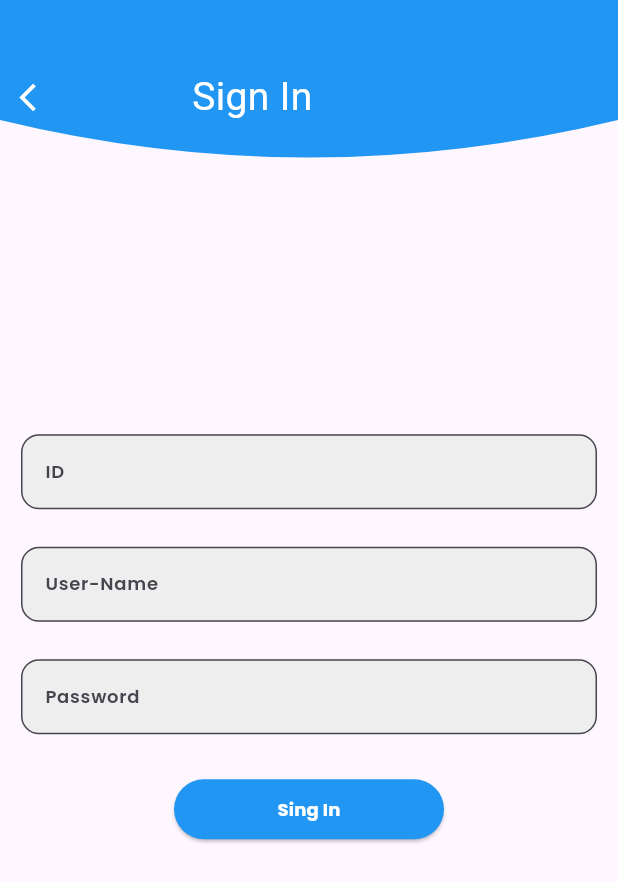
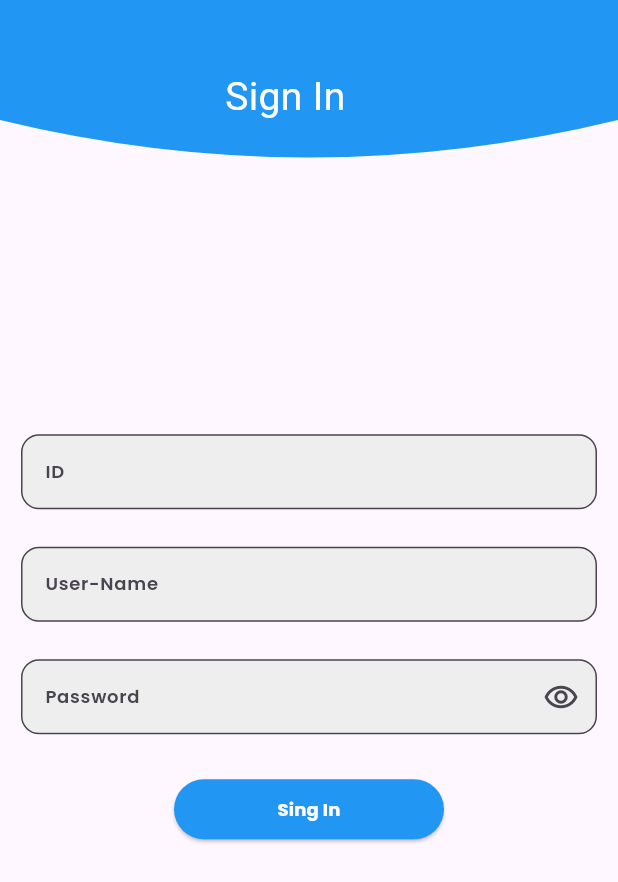
Before and after one commit to TushalKaklottar/fire_base, a Flutter app: the screen it shows after launch, after a tap on "Log In", after a tap on "Create new user", on a phone screen of 412 x 824 dp. Shown: the top 882 px of the screen. Run offline on Flutter 3.47's test engine with Material 2 defaults, Android fonts, the phone set to English and light mode, and no system bars; our stand-ins replace cloud_firestore, firebase_core, get, get_storage, google_fonts, shared_preferences; accounts and stored records are empty; Roboto replaces fonts that are missing (Andika).

Commit message:
KT || 12/1/2024

```diff
--- a/lib/main.dart
+++ b/lib/main.dart
@@ -1,5 +1,7 @@
 import 'package:fire_base/export_app.dart';
 import 'package:fire_base/view/screen/chat_page.dart';
+
+import 'controller/profile_controller.dart';
 
 Future<void> main() async {
   WidgetsFlutterBinding.ensureInitialized();
@@ -11,12 +13,14 @@ Future<void> main() async {
 }
 
 class MyApp extends StatelessWidget {
-   MyApp({super.key});
+   const MyApp({super.key});
 
-  LoginFirstTimeCheck loginFirstTimeCheck = Get.put(LoginFirstTimeCheck());
+
 
   @override
   Widget build(BuildContext context) {
+    LoginFirstTimeCheck loginFirstTimeCheck = Get.put(LoginFirstTimeCheck());
+    ProfileController profileController = Get.put(ProfileController());
     return GetMaterialApp(
       debugShowCheckedModeBanner: false,
       theme: ThemeData(
--- a/lib/view/screen/login_page.dart
+++ b/lib/view/screen/login_page.dart
@@ -92,10 +92,13 @@ class LoginPage extends StatelessWidget {
 
                       const SizedBox(height: 18),
 
-                      TextFormField(
+                      Obx(
+                         () {
+                          return TextFormField(
                             textInputAction: TextInputAction.done,
                             keyboardType: TextInputType.visiblePassword,
                             initialValue: password,
+                            obscureText: profileController.showPassword.value,
 
                             validator: (value) {
                               if(value!.isEmpty) {
@@ -109,6 +112,13 @@ class LoginPage extends StatelessWidget {
                               border: OutlineInputBorder(
                                 borderRadius: BorderRadius.circular(12),
                               ),
+                              suffixIcon: IconButton(
+                                  onPressed: () {
+                                    profileController.changeShow();
+                                  },
+                                  icon: const Icon(Icons.remove_red_eye_outlined)
+                              ),
+                              label: const Text("Password"),
                               fillColor: AppColor.grey200,
                               filled: true,
                               hintText: "Password",
@@ -117,6 +127,7 @@ class LoginPage extends StatelessWidget {
                                   fontSize: 12
                               ),
                             ),
+
                             onSaved: (newValue) {
                               password = newValue!;
                             },
@@ -125,6 +136,8 @@ class LoginPage extends StatelessWidget {
                                 color: AppColor.black,
                                 fontWeight: FontWeight.w600
                             ),
+                          );
+                        }
                       ),
                       const SizedBox(height: 30),
 
--- a/lib/view/screen/sign_in_page.dart
+++ b/lib/view/screen/sign_in_page.dart
@@ -1,4 +1,5 @@
 import 'package:fire_base/export_app.dart';
+import '../../controller/profile_controller.dart';
 
 class Sign_In extends StatelessWidget {
    Sign_In({super.key});
@@ -6,6 +7,8 @@ class Sign_In extends StatelessWidget {
   late int id;
   late String name;
   late String password;
+
+  ProfileController profileController = Get.find();
 
 
    GlobalKey<FormState> formKey = GlobalKey<FormState>();
@@ -22,17 +25,17 @@ class Sign_In extends StatelessWidget {
               height: 130,
               child: Row(
                 children: [
-                IconButton(
-                    onPressed: () {
-                      Get.toNamed('/login');
-                    },
-                    icon:  Icon(
-                        Icons.arrow_back_ios,
-                        color: AppColor.white,
-                      size: 22,
-                    ),
-                  ),
-                  const SizedBox(width: 80),
+                // IconButton(
+                //     onPressed: () {
+                //       Get.toNamed('/login');
+                //     },
+                //     icon:  Icon(
+                //         Icons.arrow_back_ios,
+                //         color: AppColor.white,
+                //       size: 22,
+                //     ),
+                //   ),
+                  const SizedBox(width: 150),
                   Column(
                     mainAxisAlignment: MainAxisAlignment.center,
                     children: [
@@ -132,9 +135,12 @@ class Sign_In extends StatelessWidget {
                         ),
                       ),
                       const SizedBox(height: 25),
-                      TextFormField(
+                      Obx(
+                        () {
+                          return TextFormField(
                             textInputAction: TextInputAction.next,
                             keyboardType: TextInputType.emailAddress,
+                            obscureText: profileController.showPassword.value,
                             validator: (value) {
                               if(value!.isEmpty) {
                                 return "Enter the Password";
@@ -150,6 +156,12 @@ class Sign_In extends StatelessWidget {
                               border: OutlineInputBorder(
                                 borderRadius: BorderRadius.circular(12),
                               ),
+                              suffixIcon: IconButton(
+                                  onPressed: () {
+                                    profileController.changeShow();
+                                  },
+                                  icon: Icon(Icons.remove_red_eye_outlined),
+                              ),
                               fillColor: AppColor.grey200,
                               filled: true,
                               hintText: "Password",
@@ -163,6 +175,8 @@ class Sign_In extends StatelessWidget {
                                 color: AppColor.black,
                                 fontWeight: FontWeight.w600
                             ),
+                          );
+                        }
                       ),
                       const SizedBox(height: 30),
                       SizedBox(
```
Also changed, not shown: 1 other file. Lines whose indentation alone changed are shown as unchanged.
